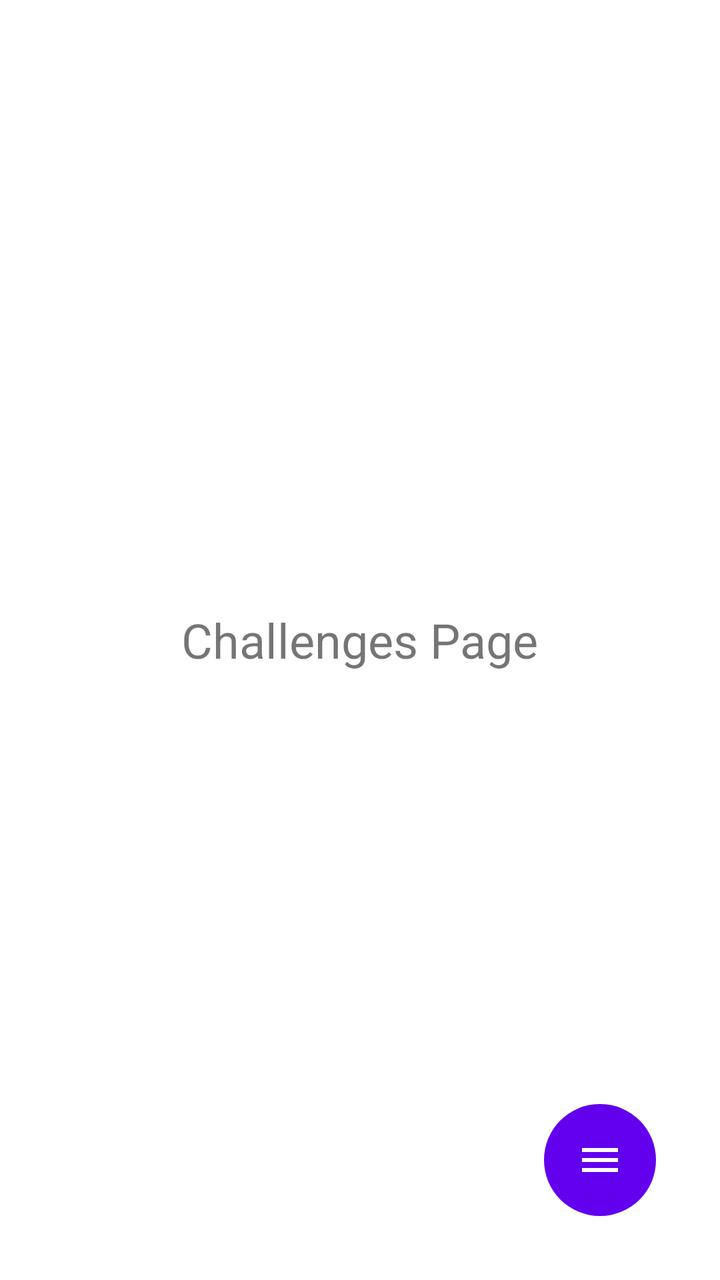
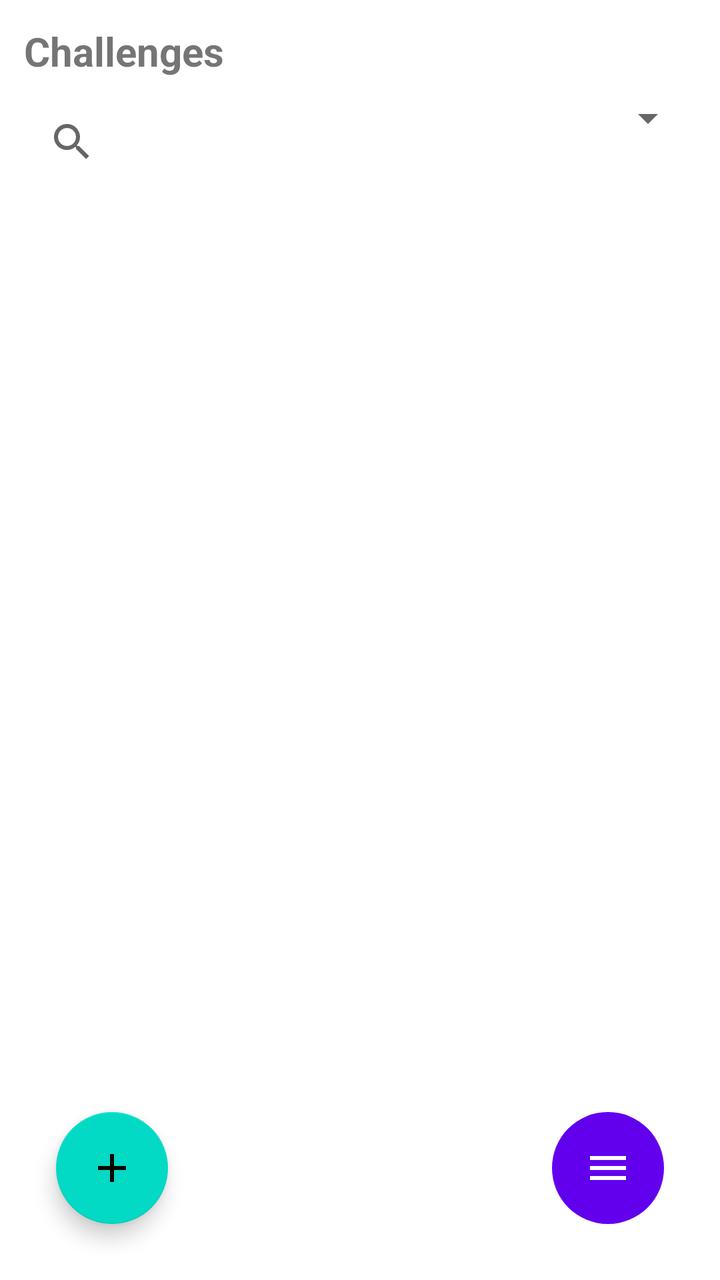

Screens rendered from an Android XML layout before and after an edit, with the pre-edit source and the edit as a unified diff.
<!-- AndroidManifest.xml: application theme Theme.VIRE -->
<!-- res/layout/activity_challenges.xml -->
<?xml version="1.0" encoding="utf-8"?>
<RelativeLayout xmlns:android="http://schemas.android.com/apk/res/android"
    android:layout_width="match_parent"
    android:layout_height="match_parent"
    android:padding="16dp">

    
    <LinearLayout
        android:layout_width="match_parent"
        android:layout_height="match_parent"
        android:orientation="vertical"
        android:gravity="center">

        <TextView
            android:id="@+id/challengesText"
            android:layout_width="wrap_content"
            android:layout_height="wrap_content"
            android:text="Challenges Page"
            android:textSize="24sp" />
    </LinearLayout>

    
    <ImageButton
        android:id="@+id/hamburgerButton"
        android:layout_width="56dp"
        android:layout_height="56dp"
        android:layout_alignParentBottom="true"
        android:layout_alignParentEnd="true"
        android:layout_margin="16dp"
        android:background="@drawable/circle_bg"
        android:src="@drawable/ic_menu_hamburger"
        android:contentDescription="Menu"
        android:tint="@android:color/white" />
</RelativeLayout>
<!-- resources referenced by this layout -->
<resources>
  <!-- drawable circle_bg (drawable) -->
  <?xml version="1.0" encoding="utf-8"?>
  
  <shape xmlns:android="http://schemas.android.com/apk/res/android"
      android:shape="oval">
      <solid android:color="#6200EE"/> 
      <size android:width="56dp" android:height="56dp"/>
  </shape>
  <!-- drawable ic_menu_hamburger (drawable) -->
  <?xml version="1.0" encoding="utf-8"?>
  <vector xmlns:android="http://schemas.android.com/apk/res/android"
      android:width="24dp"
      android:height="24dp"
      android:viewportWidth="24"
      android:viewportHeight="24">
      <path
          android:fillColor="#000000"
          android:pathData="M3,6h18v2H3V6zM3,11h18v2H3v-2zM3,16h18v2H3v-2z"/>
  </vector>
  <style name="Theme.VIRE" parent="Theme.MaterialComponents.DayNight.NoActionBar">
          
          <item name="colorPrimary">#6200EE</item>  
          <item name="colorPrimaryVariant">#3700B3</item>
          <item name="colorOnPrimary">#FFFFFF</item>
          
          <item name="colorSecondary">#03DAC5</item>
          <item name="colorSecondaryVariant">#018786</item>
          <item name="colorOnSecondary">#000000</item>
      </style>
</resources>

<!-- the commit's change to res/layout/activity_challenges.xml (unified diff, before → after) -->
@@ -1,25 +1,73 @@
 <?xml version="1.0" encoding="utf-8"?>
 <RelativeLayout xmlns:android="http://schemas.android.com/apk/res/android"
+    xmlns:tools="http://schemas.android.com/tools"
+    android:id="@+id/challenges_root"
     android:layout_width="match_parent"
     android:layout_height="match_parent"
-    android:padding="16dp">
+    android:padding="12dp"
+    tools:context=".ChallengesActivity">
+
+    
+    <TextView
+        android:id="@+id/challengesText"
+        android:layout_width="wrap_content"
+        android:layout_height="wrap_content"
+        android:text="Challenges"
+        android:textSize="20sp"
+        android:textStyle="bold" />
 
     
     <LinearLayout
+        android:id="@+id/filtersRow"
+        android:layout_below="@id/challengesText"
+        android:layout_marginTop="8dp"
         android:layout_width="match_parent"
-        android:layout_height="match_parent"
-        android:orientation="vertical"
-        android:gravity="center">
+        android:layout_height="wrap_content"
+        android:orientation="horizontal">
 
-        <TextView
-            android:id="@+id/challengesText"
+        <SearchView
+            android:id="@+id/searchViewChallenges"
+            android:layout_weight="1"
+            android:layout_width="0dp"
+            android:layout_height="wrap_content"
+            android:queryHint="Search challenges" />
+
+        <Spinner
+            android:id="@+id/spinnerGame"
             android:layout_width="wrap_content"
             android:layout_height="wrap_content"
-            android:text="Challenges Page"
-            android:textSize="24sp" />
+            android:layout_marginStart="8dp" />
     </LinearLayout>
 
-    
+    <TextView
+        android:id="@+id/emptyTextChallenges"
+        android:layout_below="@id/filtersRow"
+        android:layout_centerHorizontal="true"
+        android:text="No challenges yet."
+        android:visibility="gone"
+        android:padding="16dp"
+        android:layout_width="wrap_content"
+        android:layout_height="wrap_content"/>
+
+    <androidx.recyclerview.widget.RecyclerView
+        android:id="@+id/recyclerChallenges"
+        android:layout_below="@id/filtersRow"
+        android:layout_above="@+id/fabCreateChallenge"
+        android:layout_marginTop="8dp"
+        android:layout_width="match_parent"
+        android:layout_height="match_parent" />
+
+    <com.google.android.material.floatingactionbutton.FloatingActionButton
+        android:id="@+id/fabCreateChallenge"
+        android:layout_alignParentBottom="true"
+        android:layout_alignParentStart="true"
+        android:layout_marginStart="16dp"
+        android:layout_marginBottom="16dp"
+        android:src="@drawable/ic_add"
+        android:contentDescription="Create challenge"
+        android:layout_width="wrap_content"
+        android:layout_height="wrap_content" />
+
     <ImageButton
         android:id="@+id/hamburgerButton"
         android:layout_width="56dp"
@@ -31,4 +79,5 @@
         android:src="@drawable/ic_menu_hamburger"
         android:contentDescription="Menu"
         android:tint="@android:color/white" />
+
 </RelativeLayout>
<!-- resource entries referenced after the edit -->
@@ -8,6 +8,17 @@
       <solid android:color="#6200EE"/> 
       <size android:width="56dp" android:height="56dp"/>
   </shape>
+  <!-- drawable ic_add (drawable) -->
+  <?xml version="1.0" encoding="utf-8"?>
+  <vector xmlns:android="http://schemas.android.com/apk/res/android"
+      android:width="24dp"
+      android:height="24dp"
+      android:viewportWidth="24"
+      android:viewportHeight="24">
+      <path
+          android:fillColor="#FFFFFF"
+          android:pathData="M19,13h-6v6h-2v-6H5v-2h6V5h2v6h6v2z"/>
+  </vector>
   <!-- drawable ic_menu_hamburger (drawable) -->
   <?xml version="1.0" encoding="utf-8"?>
   <vector xmlns:android="http://schemas.android.com/apk/res/android"
